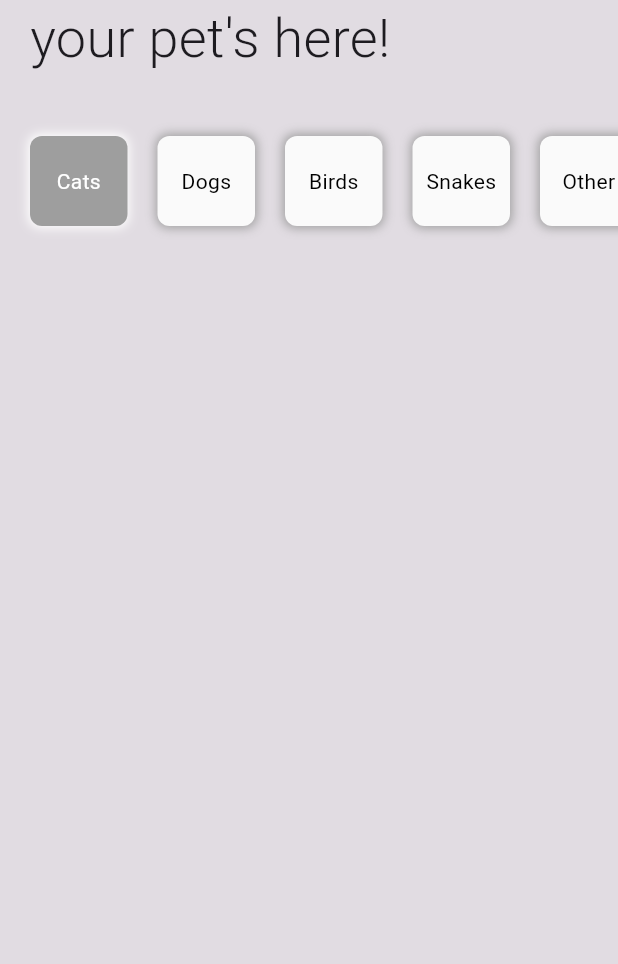
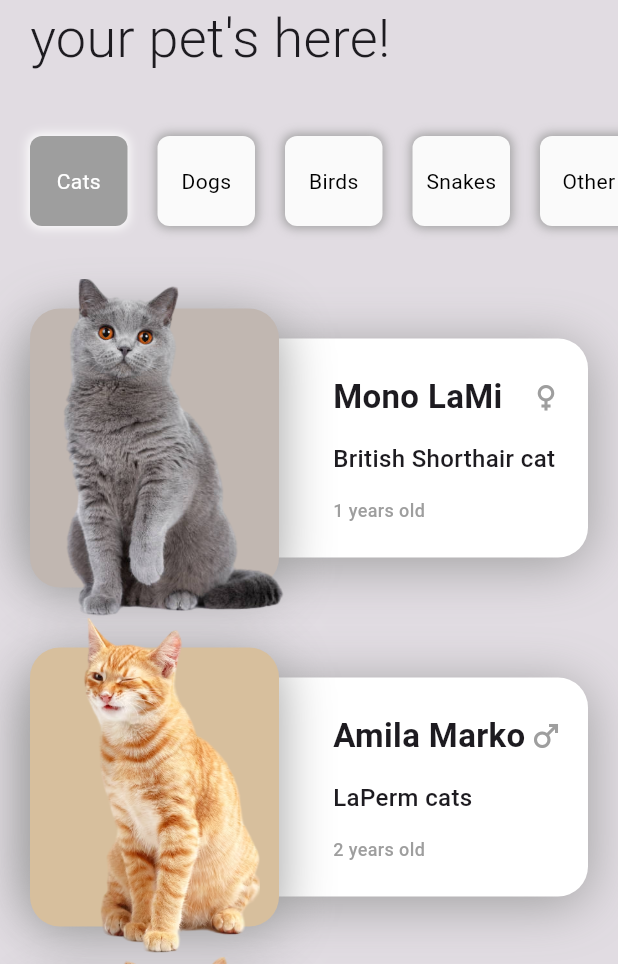
Before and after one commit to muhammed-suhaid/Petadopt, a Flutter app: the screen it shows after launch, on a phone screen of 412 x 824 dp, the part 272-1236 px from its top. Run offline on Flutter 3.47's test engine with Material 3 defaults, Android fonts, the phone set to English and light mode, and no system bars.

Commit message:
my card completed

```diff
--- a/lib/components/my_card.dart
+++ b/lib/components/my_card.dart
@@ -14,8 +14,9 @@ class _MyCardState extends State<MyCard> {
   Widget build(BuildContext context) {
     final size = MediaQuery.of(context).size;
     List<PetsModel> catList = cats;
-    return Expanded(
-      child: ListView.builder(
+    return ListView.builder(
+      shrinkWrap: true,
+      physics: const NeverScrollableScrollPhysics(),
       itemCount: catList.length,
       itemBuilder: (context, index) {
         PetsModel cat = catList[index];
@@ -65,7 +66,7 @@ class _MyCardState extends State<MyCard> {
                                 ),
                               ),
                               Icon(
-                                  cat.sex.toLowerCase() == 'male'
+                                cat.sex.toLowerCase() == "male"
                                     ? Icons.male
                                     : Icons.female,
                                 color: Colors.grey,
@@ -119,7 +120,6 @@ class _MyCardState extends State<MyCard> {
           ],
         );
       },
-      ),
     );
   }
 }
--- a/lib/datas/pets_data.dart
+++ b/lib/datas/pets_data.dart
@@ -13,11 +13,11 @@ List category = [
 List<PetsModel> cats = [
   PetsModel(
     name: 'Mono LaMi',
-    breed: 'British Shorthair',
+    breed: 'British Shorthair cat',
     image: 'assets/images/cat3.png',
     age: "1",
     origin: "US",
-    sex: "Femail ",
+    sex: "Female",
     color: const Color(0xffC1B7B1),
     description:
         "Pets bring joy, companionship, and love into our lives. Whether furry, feathered, or scaled, they offer comfort and loyalty. From playful antics to gentle purrs, they teach us patience and responsibility.",
@@ -28,7 +28,7 @@ List<PetsModel> cats = [
     image: 'assets/images/cat2.png',
     age: "2",
     origin: "US",
-    sex: "Femail ",
+    sex: "Male",
     color: const Color(0xffD7BF9D),
     description:
         "Pets bring joy, companionship, and love into our lives. Whether furry, feathered, or scaled, they offer comfort and loyalty. From playful antics to gentle purrs, they teach us patience and responsibility.",
@@ -39,7 +39,7 @@ List<PetsModel> cats = [
     image: 'assets/images/cat1.png',
     age: "3 ",
     origin: "Iran",
-    sex: "Femail ",
+    sex: "Female",
     color: const Color(0xffB1D1FF),
     description:
         "Pets bring joy, companionship, and love into our lives. Whether furry, feathered, or scaled, they offer comfort and loyalty. From playful antics to gentle purrs, they teach us patience and responsibility.",
--- a/lib/screens/home_screen.dart
+++ b/lib/screens/home_screen.dart
@@ -35,8 +35,8 @@ class HomeScreen extends StatelessWidget {
                     children: [
                       MyTitle(),
                       MyCategory(),
-                      //   const SizedBox(height: 15),
-                      //   const MyCard(),
+                      SizedBox(height: 15),
+                      MyCard(),
                     ],
                   ),
                 ),
```
Lines whose indentation alone changed are shown as unchanged.
